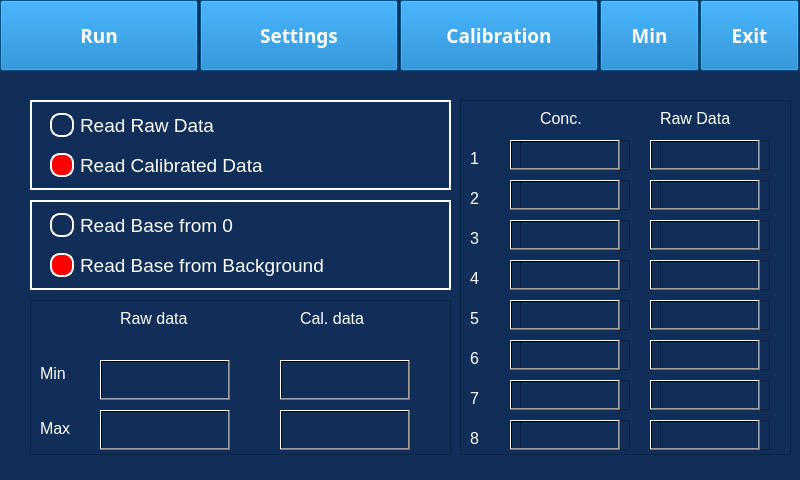
Qt form mainwindow.ui (srikrishnan90/stepper_test) before a commit.
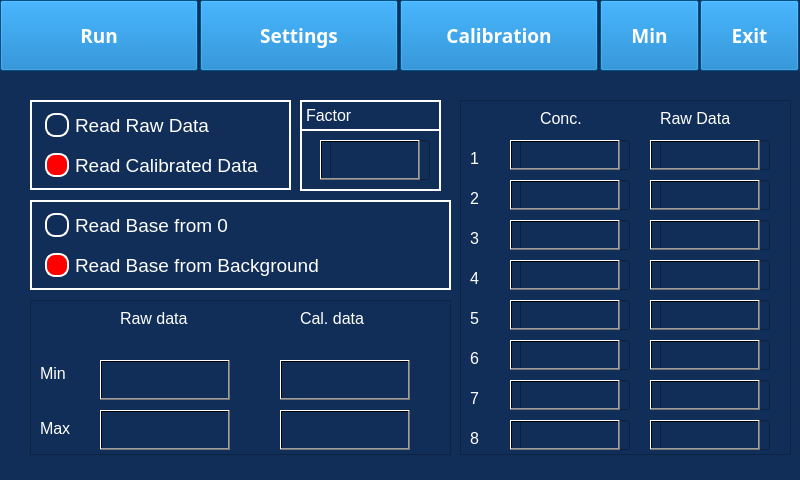
The same form after that commit. The open tabs and pages were chosen to show the change. Icons and pictures are not drawn. Custom widgets are drawn as their Qt base class.

```diff
--- a/mainwindow.ui
+++ b/mainwindow.ui
@@ -1304,7 +1304,7 @@
        <rect>
         <x>30</x>
         <y>20</y>
-        <width>421</width>
+        <width>261</width>
         <height>90</height>
        </rect>
       </property>
@@ -1323,7 +1323,7 @@
       <widget class="QRadioButton" name="radioButton">
        <property name="geometry">
         <rect>
-         <x>20</x>
+         <x>15</x>
          <y>10</y>
          <width>191</width>
          <height>31</height>
@@ -1363,9 +1363,9 @@
       <widget class="QRadioButton" name="radioButton_2">
        <property name="geometry">
         <rect>
-         <x>20</x>
+         <x>15</x>
          <y>50</y>
-         <width>251</width>
+         <width>241</width>
          <height>31</height>
         </rect>
        </property>
@@ -1428,7 +1428,7 @@
       <widget class="QRadioButton" name="radioButton_5">
        <property name="geometry">
         <rect>
-         <x>20</x>
+         <x>15</x>
          <y>10</y>
          <width>241</width>
          <height>31</height>
@@ -1468,7 +1468,7 @@
       <widget class="QRadioButton" name="radioButton_6">
        <property name="geometry">
         <rect>
-         <x>20</x>
+         <x>15</x>
          <y>50</y>
          <width>301</width>
          <height>31</height>
@@ -2233,6 +2233,80 @@
       <zorder>label_31</zorder>
       <zorder>label_32</zorder>
      </widget>
+     <widget class="QFrame" name="frame_11">
+      <property name="geometry">
+       <rect>
+        <x>300</x>
+        <y>20</y>
+        <width>141</width>
+        <height>91</height>
+       </rect>
+      </property>
+      <property name="styleSheet">
+       <string notr="true">QFrame {
+background:rgb(17, 46, 88);
+color:rgb(255, 255, 255);
+border:                 2px solid white;}</string>
+      </property>
+      <property name="frameShape">
+       <enum>QFrame::StyledPanel</enum>
+      </property>
+      <property name="frameShadow">
+       <enum>QFrame::Raised</enum>
+      </property>
+      <widget class="QLineEdit" name="lineEdit_29">
+       <property name="geometry">
+        <rect>
+         <x>30</x>
+         <y>40</y>
+         <width>100</width>
+         <height>40</height>
+        </rect>
+       </property>
+       <property name="styleSheet">
+        <string notr="true">background:rgb(17, 46, 88);
+color:rgb(255, 255, 255);</string>
+       </property>
+      </widget>
+      <widget class="QPushButton" name="pushButton_46">
+       <property name="geometry">
+        <rect>
+         <x>20</x>
+         <y>40</y>
+         <width>100</width>
+         <height>40</height>
+        </rect>
+       </property>
+       <property name="styleSheet">
+        <string notr="true">background:qlineargradient(spread:pad, x1:0, y1:0, x2:1, y2:0, stop:0 rgba(0, 0, 0, 0), stop:1 rgba(0,0,0,0))</string>
+       </property>
+       <property name="text">
+        <string/>
+       </property>
+      </widget>
+      <widget class="QLabel" name="label_33">
+       <property name="geometry">
+        <rect>
+         <x>0</x>
+         <y>0</y>
+         <width>141</width>
+         <height>31</height>
+        </rect>
+       </property>
+       <property name="font">
+        <font>
+         <pointsize>12</pointsize>
+        </font>
+       </property>
+       <property name="styleSheet">
+        <string notr="true">background:rgb(17, 46, 88);
+color:rgb(255, 255, 255);</string>
+       </property>
+       <property name="text">
+        <string>Factor</string>
+       </property>
+      </widget>
+     </widget>
     </widget>
    </widget>
    <widget class="QToolButton" name="toolButton">
```
Left out of the diff: 64 changed lines with no effect on the pictures.
